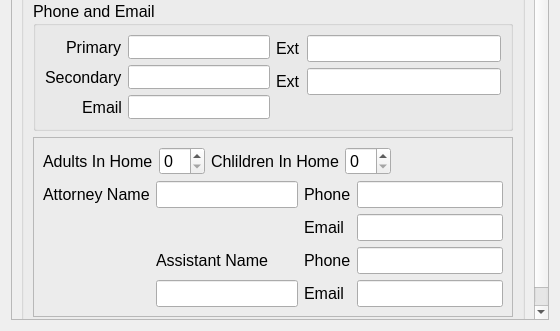
Old version of the form drc/gui/persondetailsform.ui in the repository lansdon/cpts483_drc; both pictures show x 0 to 560 and y 236 to 567 of the 560 by 567 pixel window.
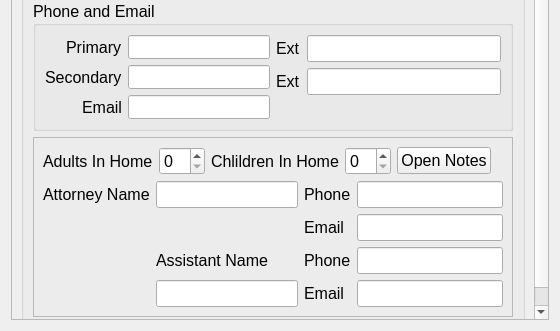
New version of the form.

Patch:
```diff
--- a/drc/gui/persondetailsform.ui
+++ b/drc/gui/persondetailsform.ui
@@ -56,8 +56,8 @@
        <rect>
         <x>0</x>
         <y>0</y>
-        <width>534</width>
-        <height>541</height>
+        <width>540</width>
+        <height>547</height>
        </rect>
       </property>
       <layout class="QVBoxLayout" name="verticalLayout_2">
@@ -427,6 +427,13 @@
                  </item>
                 </layout>
                </item>
+               <item>
+                <widget class="QPushButton" name="notesPushButton">
+                 <property name="text">
+                  <string>Open Notes</string>
+                 </property>
+                </widget>
+               </item>
                <item>
                 <spacer name="horizontalSpacer">
                  <property name="orientation">
```
